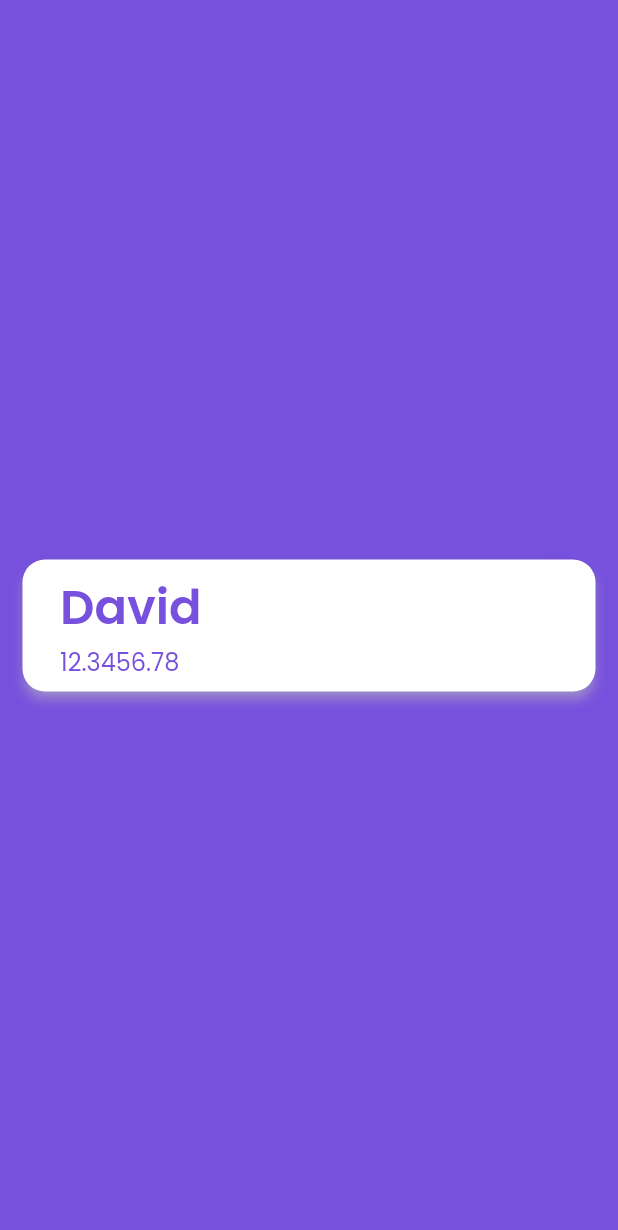
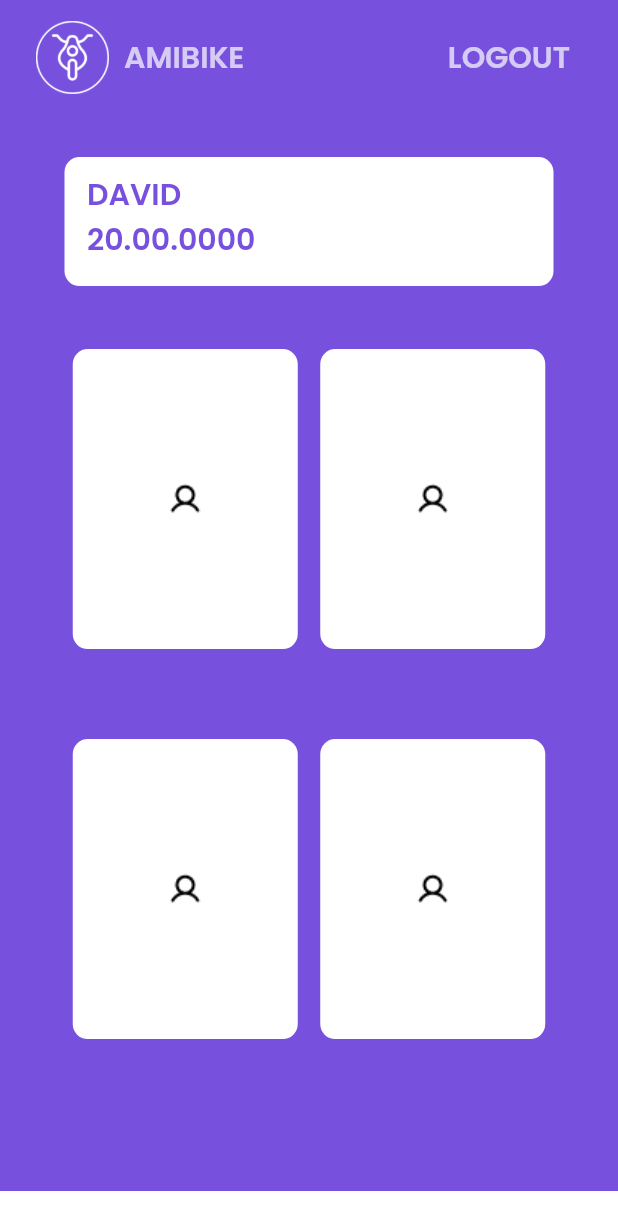
Before and after one commit to amccamikom/amcc-mobile-2022, a Flutter app: the HomePage screen opened by its route, on a phone screen of 412 x 824 dp. Shown: the top 1230 px of the screen. Run offline on Flutter 3.47's test engine with Material 2 defaults, Android fonts, the phone set to English and light mode, and no system bars; our stand-ins replace google_fonts.

Commit message:
menambahkan homepage

```diff
--- a/analysis_options.yaml
+++ b/analysis_options.yaml
@@ -7,7 +7,7 @@
 
 # The following line activates a set of recommended lints for Flutter apps,
 # packages, and plugins designed to encourage good coding practices.
-include: package:flutter_lints/flutter.yaml
+# include: package:flutter_lints/flutter.yaml
 
 linter:
   # The lint rules applied to this project can be customized in the
--- a/lib/pages/home_page.dart
+++ b/lib/pages/home_page.dart
@@ -6,62 +6,153 @@ class HomePage extends StatelessWidget {
 
   @override
   Widget build(BuildContext context) {
-    return Scaffold(
+    return SafeArea(
+      child: Scaffold(
         backgroundColor: backgroundColor1,
-      body: SafeArea(
-        child: Center(
-          child: SingleChildScrollView(
+        bottomNavigationBar: Container(
+          width: 30,
+          height: 30,
+          color: backgroundColor2,
+        ),
+        body: Padding(
+          padding: const EdgeInsets.symmetric(
+            horizontal: 24,
+            vertical: 14,
+          ),
           child: Column(
             children: [
+              //header
+              Row(
+                mainAxisAlignment: MainAxisAlignment.spaceBetween,
+                children: [
+                  Row(
+                    children: [
+                      Image.asset(
+                        'assets/logo_amibike_white.png',
+                        scale: 10.0,
+                      ),
                       SizedBox(
-                  height: 40,
+                        width: 10,
                       ),
-                Card(
-                  margin: EdgeInsets.symmetric(horizontal: 15),
-                  elevation: 3,
-                  shadowColor: backgroundColor2,
-                  shape: RoundedRectangleBorder(
-                    borderRadius: BorderRadius.circular(15),
+                      Text(
+                        'AMIBIKE',
+                        style: whiteTextStyle.copyWith(
+                            fontSize: 20, fontWeight: semiBold),
+                      ),
+                    ],
+                  ),
+                  TextButton(
+                    onPressed: () {},
+                    child: Text(
+                      'LOGOUT',
+                      style: whiteTextStyle.copyWith(
+                          fontSize: 20, fontWeight: semiBold),
+                    ),
+                  )
+                ],
+              ),
+              SizedBox(
+                height: 42,
+              ),
+              //name container
+              Container(
+                height: 86,
+                width: 326,
+                decoration: BoxDecoration(
+                  color: backgroundColor2,
+                  borderRadius: BorderRadius.circular(10),
                 ),
                 child: Padding(
-                    padding: EdgeInsets.symmetric(
-                      horizontal: 25,
-                      vertical: 8,
+                  padding: const EdgeInsets.symmetric(
+                    vertical: 10,
+                    horizontal: 15,
                   ),
-                    child: Row(
-                      children: [
-                        Column(
-                          // menambahkan ca.start
+                  child: Column(
                     crossAxisAlignment: CrossAxisAlignment.start,
                     children: [
                       Text(
-                              "David",
+                        'DAVID',
                         style: primaryTextStyle.copyWith(
-                                fontSize: 32,
+                          fontSize: 20,
                           fontWeight: semiBold,
                         ),
                       ),
                       Text(
-                              "12.3456.78",
+                        '20.00.0000',
                         style: primaryTextStyle.copyWith(
-                                fontSize: 16,
-                                fontWeight: reguler,
+                          fontSize: 20,
+                          fontWeight: semiBold,
                         ),
-                            ),
-                          ],
                       ),
                     ],
                   ),
                 ),
               ),
               SizedBox(
-                  height: 30,
+                height: 42,
+              ),
+              //wrap
+              Wrap(
+                runAlignment: WrapAlignment.center,
+                spacing: 15,
+                runSpacing: 15,
+                children: [
+                  NewContainer(
+                    image: 'assets/User.png',
+                  ),
+                  NewContainer(
+                    image: 'assets/User.png',
+                  ),
+                  NewContainer(
+                    image: 'assets/User.png',
+                  ),
+                  NewContainer(
+                    image: 'assets/User.png',
                   ),
                 ],
-            ),
+              )
+            ],
           ),
         ),
       ),
     );
   }
 }
+
+class NewContainer extends StatelessWidget {
+  String image;
+  NewContainer({super.key, required this.image});
+
+  @override
+  Widget build(BuildContext context) {
+    return Column(
+      children: [
+        Container(
+          height: 200,
+          width: 150,
+          decoration: BoxDecoration(
+            image: DecorationImage(
+              image: AssetImage(image),
+            ),
+            color: backgroundColor2,
+            borderRadius: BorderRadius.circular(10),
+          ),
+        ),
+        Text(
+          'DAVID',
+          style: primaryTextStyle.copyWith(
+            fontSize: 10,
+            fontWeight: semiBold,
+          ),
+        ),
+        Text(
+          '20.00.0000',
+          style: primaryTextStyle.copyWith(
+            fontSize: 20,
+            fontWeight: semiBold,
+          ),
+        ),
+      ],
+    );
+  }
+}
--- a/lib/pages/sign_in_pages.dart
+++ b/lib/pages/sign_in_pages.dart
@@ -7,7 +7,8 @@ class SignInPages extends StatelessWidget {
 
   @override
   Widget build(BuildContext context) {
-    return Scaffold(
+    return SafeArea(
+      child: Scaffold(
         body: Padding(
           padding: const EdgeInsets.all(25.0),
           child: Column(
@@ -72,6 +73,7 @@ class SignInPages extends StatelessWidget {
             ],
           ),
         ),
+      ),
     );
   }
 }
--- /dev/null
+++ b/lib/widget/cotainer.dart
@@ -0,0 +1,2 @@
+import 'package:amibike/theme.dart';
+import 'package:flutter/material.dart';
```
Also changed, not shown: pubspec.lock, 1 other file. Lines whose indentation alone changed are shown as unchanged.
